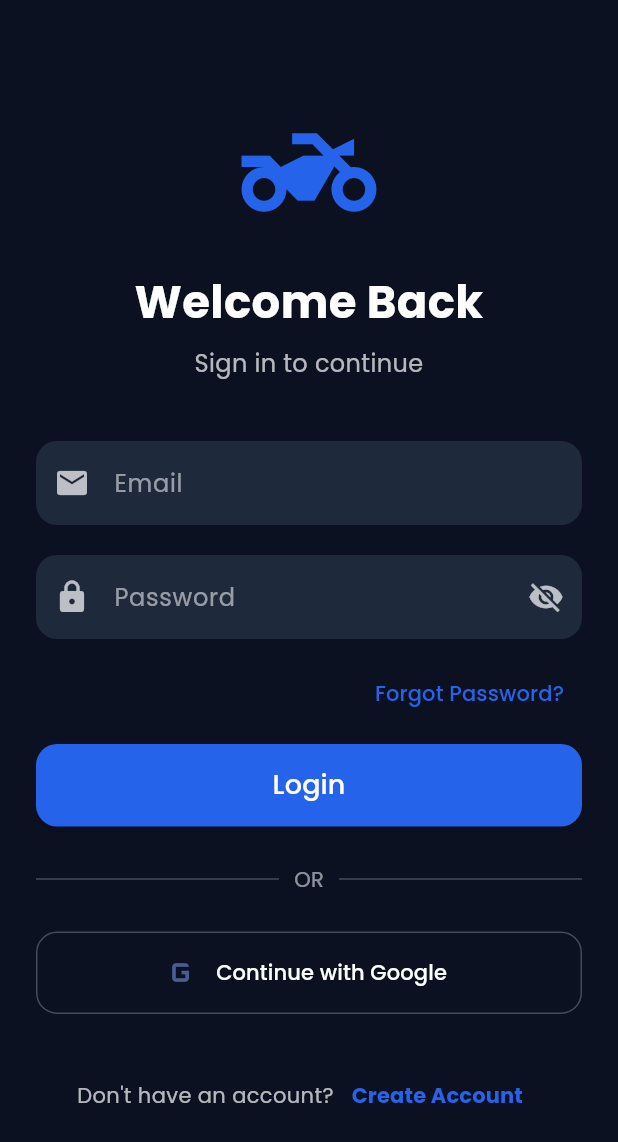
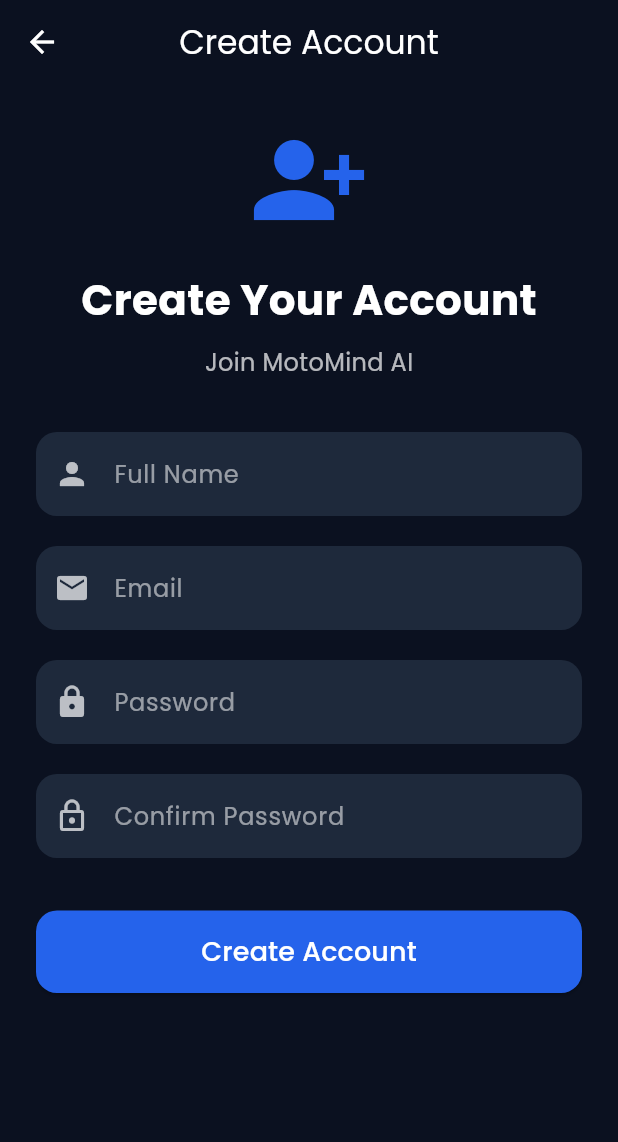
Before and after one commit to pes1ug23am346/MotoMind-AI, a Flutter app: the screen it shows after launch, after a tap on "Forgot Password?", on a phone screen of 412 x 824 dp. Shown: the top 1142 px of the screen. Run offline on Flutter 3.47's test engine with Material 3 defaults, Android fonts, the phone set to English and light mode, and no system bars; our stand-ins replace flutter_riverpod, google_fonts.

Commit message:
feat: add register screen and navigation

```diff
--- a/lib/features/auth/screens/login_screen.dart
+++ b/lib/features/auth/screens/login_screen.dart
@@ -1,3 +1,4 @@
+import 'register_screen.dart';
 import 'package:flutter/material.dart';
 
 class LoginScreen extends StatelessWidget {
@@ -85,7 +86,15 @@
                   Align(
                     alignment: Alignment.centerRight,
                     child: TextButton(
-                      onPressed: () {},
+                      onPressed: () {
+                        Navigator.push(
+                        context,
+                        MaterialPageRoute(
+                        builder: (_) => const RegisterScreen(),
+                          ),
+                        );
+
+                      },
                       child: const Text(
                         "Forgot Password?",
                         style: TextStyle(color: Color(0xFF2563EB)),
@@ -161,7 +170,14 @@
                         style: TextStyle(color: Colors.white70),
                       ),
                       TextButton(
-                        onPressed: () {},
+                        onPressed: () {
+                          Navigator.push(
+                          context,
+                          MaterialPageRoute(
+                            builder: (context) => const RegisterScreen(),
+                          ),
+                        );
+                        },
                         child: const Text(
                           "Create Account",
                           style: TextStyle(
--- /dev/null
+++ b/lib/features/auth/screens/register_screen.dart
@@ -0,0 +1,113 @@
+import 'package:flutter/material.dart';
+
+class RegisterScreen extends StatelessWidget {
+  const RegisterScreen({super.key});
+
+  @override
+  Widget build(BuildContext context) {
+    return Scaffold(
+      backgroundColor: const Color(0xFF0B1120),
+      appBar: AppBar(
+        backgroundColor: const Color(0xFF0B1120),
+        elevation: 0,
+        iconTheme: const IconThemeData(color: Colors.white),
+        title: const Text(
+          "Create Account",
+          style: TextStyle(color: Colors.white),
+        ),
+      ),
+      body: SafeArea(
+        child: SingleChildScrollView(
+          padding: const EdgeInsets.all(24),
+          child: Column(
+            children: [
+              const Icon(
+                Icons.person_add_alt_1,
+                color: Color(0xFF2563EB),
+                size: 80,
+              ),
+
+              const SizedBox(height: 20),
+
+              const Text(
+                "Create Your Account",
+                style: TextStyle(
+                  fontSize: 28,
+                  fontWeight: FontWeight.bold,
+                  color: Colors.white,
+                ),
+              ),
+
+              const SizedBox(height: 10),
+
+              const Text(
+                "Join MotoMind AI",
+                style: TextStyle(
+                  color: Colors.white70,
+                  fontSize: 16,
+                ),
+              ),
+
+              const SizedBox(height: 35),
+
+              _field("Full Name", Icons.person),
+
+              const SizedBox(height: 20),
+
+              _field("Email", Icons.email),
+
+              const SizedBox(height: 20),
+
+              _field("Password", Icons.lock, true),
+
+              const SizedBox(height: 20),
+
+              _field("Confirm Password", Icons.lock_outline, true),
+
+              const SizedBox(height: 35),
+
+              SizedBox(
+                width: double.infinity,
+                height: 55,
+                child: ElevatedButton(
+                  onPressed: () {},
+                  style: ElevatedButton.styleFrom(
+                    backgroundColor: const Color(0xFF2563EB),
+                    shape: RoundedRectangleBorder(
+                      borderRadius: BorderRadius.circular(14),
+                    ),
+                  ),
+                  child: const Text(
+                    "Create Account",
+                    style: TextStyle(
+                      fontSize: 18,
+                      color: Colors.white,
+                    ),
+                  ),
+                ),
+              ),
+            ],
+          ),
+        ),
+      ),
+    );
+  }
+
+  Widget _field(String hint, IconData icon, [bool password = false]) {
+    return TextField(
+      obscureText: password,
+      style: const TextStyle(color: Colors.white),
+      decoration: InputDecoration(
+        hintText: hint,
+        hintStyle: const TextStyle(color: Colors.white54),
+        prefixIcon: Icon(icon, color: Colors.white70),
+        filled: true,
+        fillColor: const Color(0xFF1E293B),
+        border: OutlineInputBorder(
+          borderRadius: BorderRadius.circular(14),
+          borderSide: BorderSide.none,
+        ),
+      ),
+    );
+  }
+}
```
